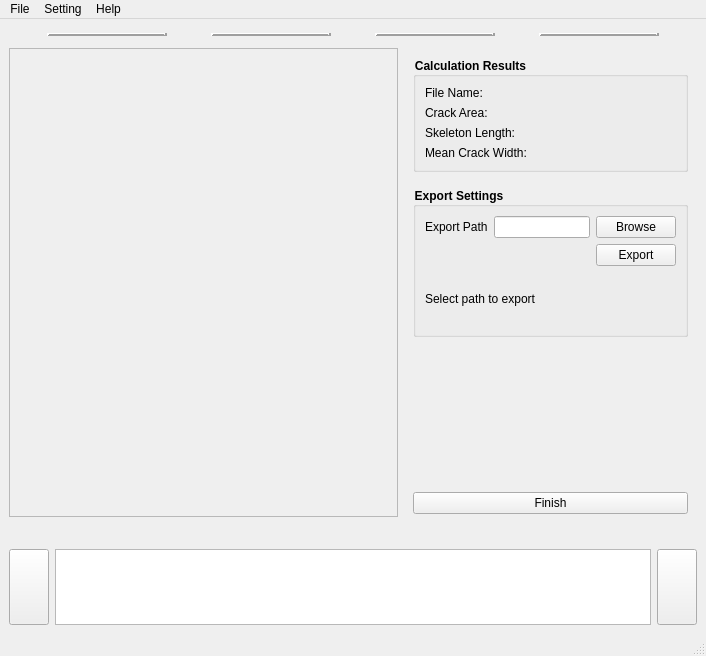
TUD-IMB/Crackpot, file src/resources/ui/main.ui: the form before one commit.
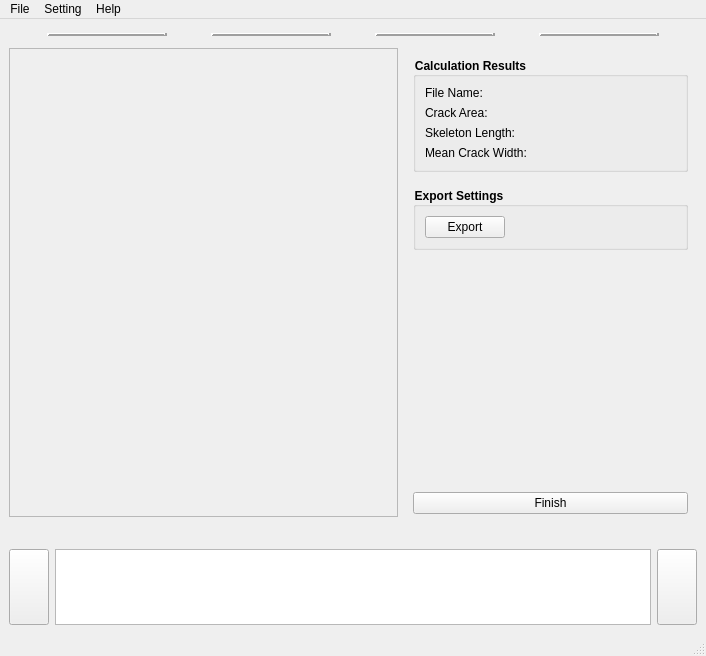
The form after the commit. The open tabs and pages were chosen to show the change. Icons and pictures are not drawn.

Commit message:
Ask for the export file when exporting
Browsing for the path and exporting were two steps for one action; the
export button now opens the save dialog itself.

Patch:
```diff
--- a/src/resources/ui/main.ui
+++ b/src/resources/ui/main.ui
@@ -1691,12 +1691,6 @@
                 </item>
                 <item>
                  <widget class="QGroupBox" name="groupBox_5">
-                  <property name="minimumSize">
-                   <size>
-                    <width>0</width>
-                    <height>150</height>
-                   </size>
-                  </property>
                   <property name="styleSheet">
                    <string notr="true">QGroupBox{
     font-weight: bold;
@@ -1707,29 +1701,15 @@
                    <string>Export Settings</string>
                   </property>
                   <layout class="QVBoxLayout" name="verticalLayout_19">
-                   <item>
-                    <layout class="QHBoxLayout" name="horizontalLayout_10">
-                     <item>
-                      <widget class="QLabel" name="label_6">
-                       <property name="text">
-                        <string>Export Path</string>
-                       </property>
-                      </widget>
-                     </item>
-                     <item>
-                      <widget class="QLineEdit" name="exportPathLineEdit"/>
-                     </item>
-                     <item>
-                      <widget class="QPushButton" name="browseButton">
-                       <property name="text">
-                        <string>Browse</string>
-                       </property>
-                      </widget>
-                     </item>
-                    </layout>
-                   </item>
                    <item>
                     <layout class="QHBoxLayout" name="horizontalLayout_18">
+                     <item>
+                      <widget class="QPushButton" name="exportButton">
+                       <property name="text">
+                        <string>Export</string>
+                       </property>
+                      </widget>
+                     </item>
                      <item>
                       <spacer name="horizontalSpacer_6">
                        <property name="orientation">
@@ -1743,22 +1723,8 @@
                        </property>
                       </spacer>
                      </item>
-                     <item>
-                      <widget class="QPushButton" name="exportButton">
-                       <property name="text">
-                        <string>Export</string>
-                       </property>
-                      </widget>
-                     </item>
                     </layout>
                    </item>
-                   <item>
-                    <widget class="QLabel" name="label_5">
-                     <property name="text">
-                      <string>Select path to export</string>
-                     </property>
-                    </widget>
-                   </item>
                   </layout>
                  </widget>
                 </item>
```
The commit also changes 2 other files.
